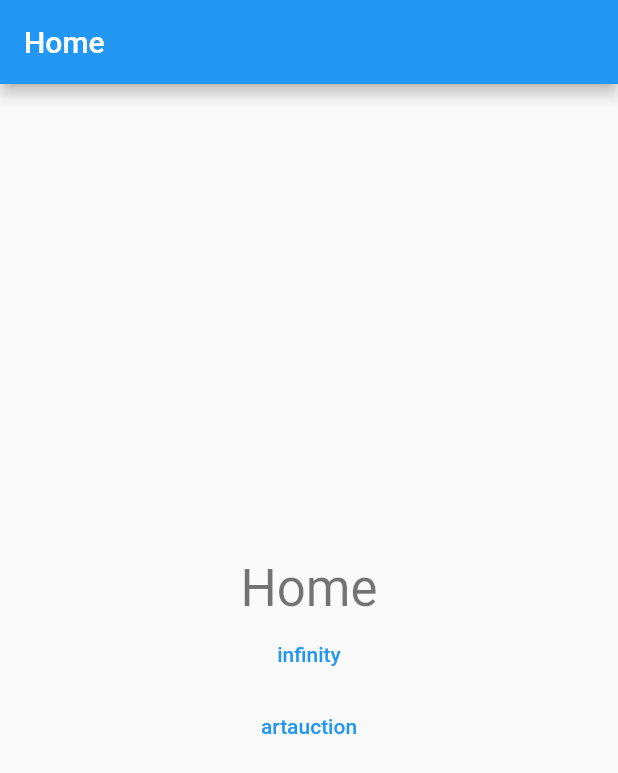
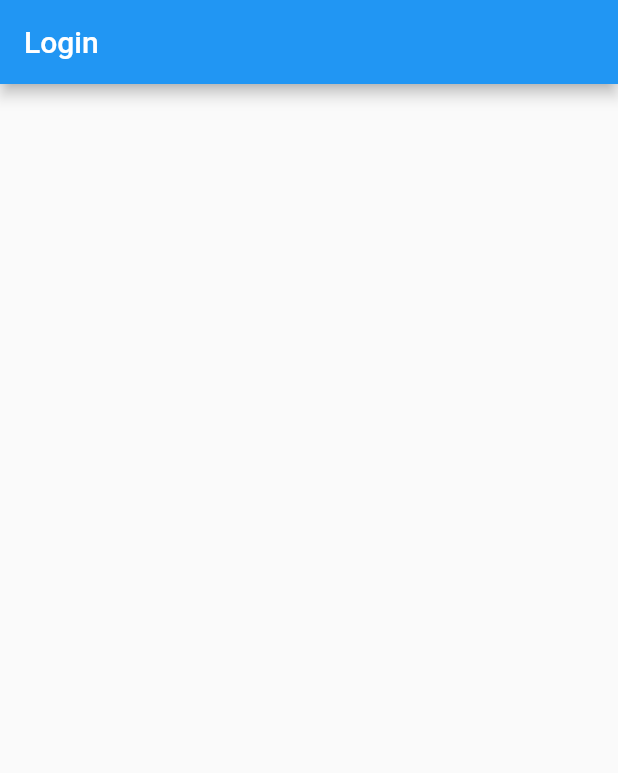
Before and after one commit to kobums/flutter_component, a Flutter app: the screen it shows after launch, on a phone screen of 412 x 824 dp. Shown: the top 773 px of the screen. Run offline on Flutter 3.47's test engine with Material 2 defaults, Android fonts, the phone set to English and light mode, and no system bars; our stand-ins replace get.

Commit message:
파일 정리 및 login 화면 만들기

```diff
--- a/lib/main.dart
+++ b/lib/main.dart
@@ -1,9 +1,10 @@
 import 'package:flutter/material.dart';
-import 'package:flutter_component/screens/infinity_screen.dart';
+import 'package:flutter_component/screens/login/login_screen.dart';
 import 'package:get/get.dart';
 
 import 'screens/home.dart';
-import 'screens/artauction_screen.dart';
+import 'screens/infinityScroll/infinity_screen.dart';
+import 'screens/infinityScroll/artauction_screen.dart';
 
 void main() {
   runApp(const MyApp());
@@ -21,10 +22,14 @@
       theme: ThemeData(
         primarySwatch: Colors.blue,
       ),
-      initialRoute: "/",
+      initialRoute: "/login",
       getPages: [
         GetPage(
             name: "/", page: () => const Home(), transition: Transition.fade),
+        GetPage(
+            name: "/login",
+            page: () => const LoginScreen(),
+            transition: Transition.fade),
         GetPage(
             name: "/infinity",
             page: () => const InfinityScreen(),
--- /dev/null
+++ b/lib/screens/login/login_screen.dart
@@ -0,0 +1,21 @@
+import 'package:flutter/material.dart';
+
+class LoginScreen extends StatelessWidget {
+  const LoginScreen({Key? key}) : super(key: key);
+
+  @override
+  Widget build(BuildContext context) {
+    return Scaffold(
+      appBar: AppBar(
+        title: const Text('Login'),
+      ),
+      body: Stack(
+        children: [
+          Container(),
+          Container(),
+          Container(),
+        ],
+      ),
+    );
+  }
+}
```
Also changed, not shown: lib/util/request.dart (added, +17 -0 lines), lib/screens/infinityScroll/artauction_screen.dart (renamed from lib/screens/artauction_screen.dart), lib/screens/infinityScroll/infinity_screen.dart (renamed from lib/screens/infinity_screen.dart).
